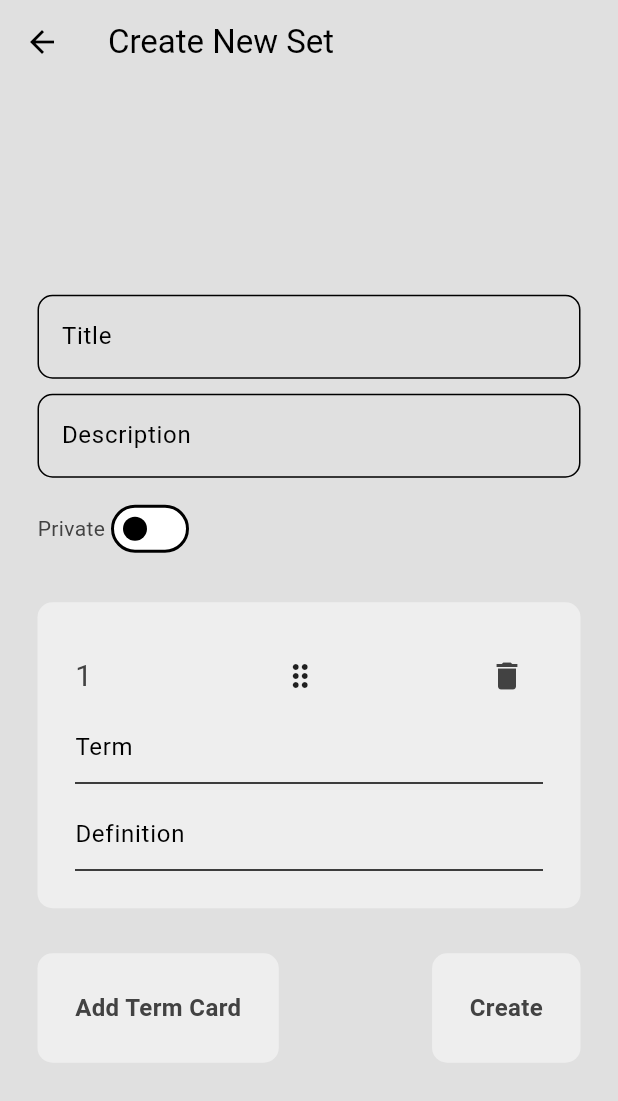
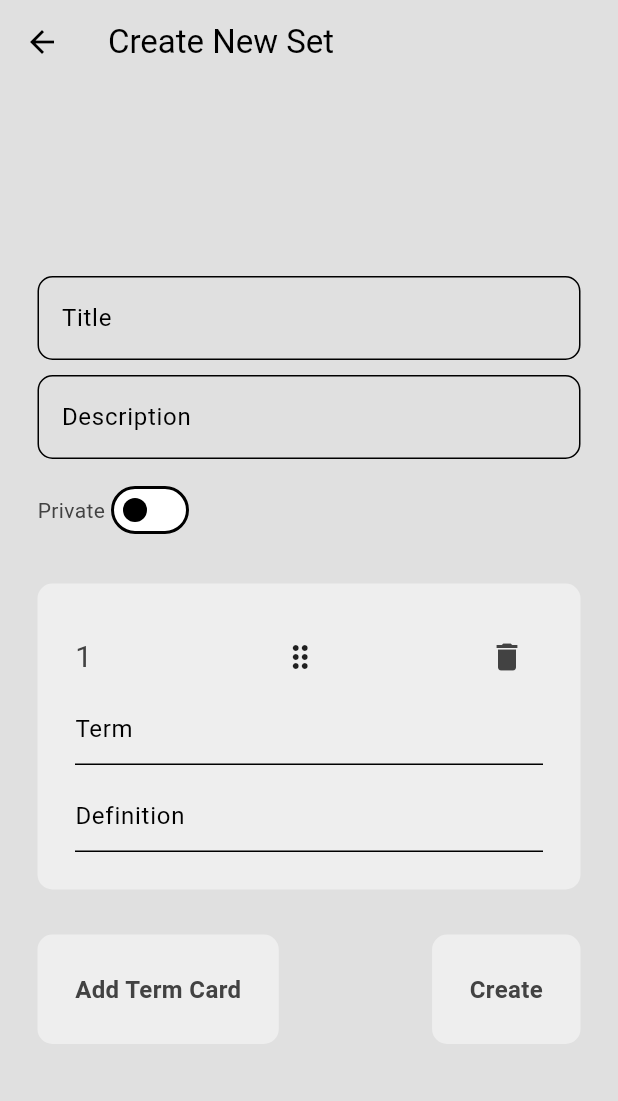
Before and after one commit to erpesh/flutter-flash-cards, a Flutter app: the CreateSetPage screen opened directly, on a phone screen of 412 x 824 dp. Shown: the top 1101 px of the screen. Run offline on Flutter 3.47's test engine with Material 3 defaults, Android fonts, the phone set to English and light mode, and no system bars; our stand-ins replace awesome_notifications, cloud_firestore, firebase_auth, firebase_core, firebase_storage, flip_card and 3 more; accounts and stored records are empty; network calls fail.

```diff
--- a/lib/pages/create_set.dart
+++ b/lib/pages/create_set.dart
@@ -207,14 +207,21 @@ class _CreateSetPageState extends State<CreateSetPage> {
       ),
       backgroundColor: Theme.of(context).colorScheme.background,
       body: Center(
-        child: Padding(
-          padding: const EdgeInsets.all(25.0),
+        child: Scrollbar(
+          thumbVisibility: true,
           child: SingleChildScrollView(
+            child: Column(
+              children: [
+                Padding(
+                  padding: const EdgeInsets.symmetric(horizontal: 25),
                   child: Column(
                     children: [
                       const SizedBox(height: 25),
                       MyTextField(
-                    hintText: "Title", obscureText: false, controller: titleController),
+                          hintText: "Title",
+                          obscureText: false,
+                          controller: titleController
+                      ),
                       const SizedBox(height: 10),
                       MyTextField(
                           hintText: "Description",
@@ -235,8 +242,13 @@ class _CreateSetPageState extends State<CreateSetPage> {
                           ),
                         ],
                       ),
+                    ],
+                  ),
+                ),
                 const SizedBox(height: 25),
-                ReorderableListView(
+                Padding(
+                  padding: const EdgeInsets.symmetric(horizontal: 25),
+                  child: ReorderableListView(
                     shrinkWrap: true,
                     onReorder: _onReorder,
                     children: [
@@ -250,8 +262,11 @@ class _CreateSetPageState extends State<CreateSetPage> {
                         )
                     ],
                   ),
+                ),
                 SizedBox(height: 20),
-                Row(
+                Padding(
+                  padding: const EdgeInsets.only(left: 25, right: 25, bottom: 25),
+                  child: Row(
                     mainAxisAlignment: MainAxisAlignment.spaceBetween,
                     children: [
                       MyButton(
@@ -268,6 +283,7 @@ class _CreateSetPageState extends State<CreateSetPage> {
                         onTap: _updateSet,
                       ),
                     ],
+                  ),
                 ),
               ],
             ),
--- a/pubspec.yaml
+++ b/pubspec.yaml
@@ -48,6 +48,7 @@ dependencies:
   geolocator: ^11.0.0
   sqflite_common_ffi: ^2.3.2+1
   fake_cloud_firestore: ^2.4.8
+  flip_card: ^0.7.0
 
 dev_dependencies:
   flutter_test:
```
Also changed, not shown: lib/pages/test.dart (+2 -31 lines), lib/widgets/term_cards.dart (+24 -14 lines), pubspec.lock, 1 other file. Lines whose indentation alone changed are shown as unchanged.
